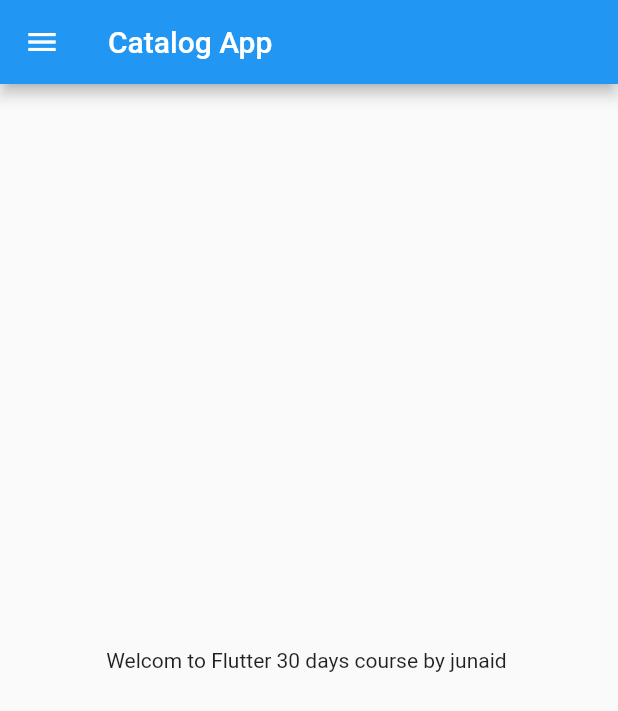
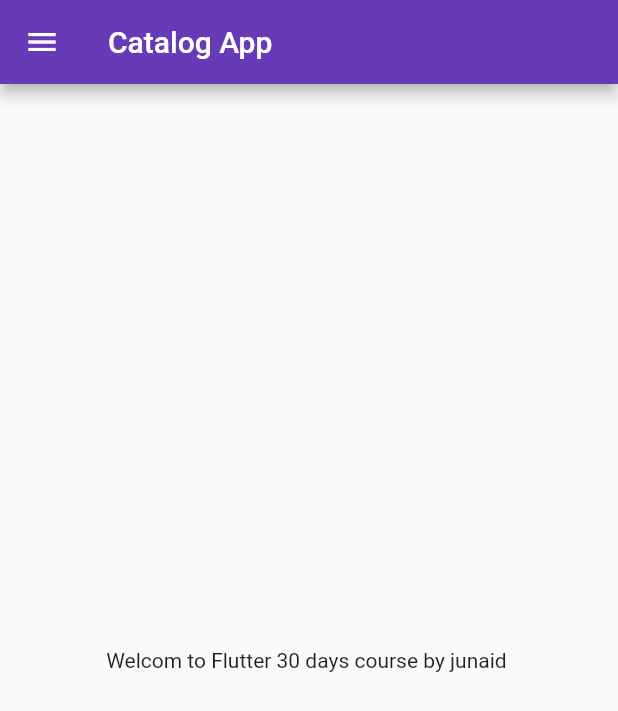
Before and after one commit to MuhammadJunaidArif/flutter, a Flutter app: the screen it shows after launch, on a phone screen of 412 x 824 dp. Shown: the top 711 px of the screen. Run offline on Flutter 3.47's test engine with Material 2 defaults, Android fonts, the phone set to English and light mode, and no system bars.

Commit message:
day 3 completed

```diff
--- a/lib/home_page.dart
+++ /dev/null
@@ -1,23 +0,0 @@
-import 'package:flutter/material.dart';
-
-class Homepage extends StatelessWidget {
-  final int days = 30;
-  final String name = "junaid";
-
-  @override
-  Widget build(BuildContext context) {
-    return Scaffold(
-        appBar: AppBar(
-          title:Text('Catalog App')),
-
-        body: Center(
-            child: Container(
-          child: Text('Welcom to Flutter $days days course by $name '),
-          //string inter pulation  welcom..... $days...
-        )),
-        drawer: Drawer(),
-
-
-        );
-  }
-}
--- a/lib/main.dart
+++ b/lib/main.dart
@@ -1,15 +1,24 @@
 import 'package:flutter/material.dart';
-import 'package:flutter_catalog/home_page.dart';
+import 'package:flutter_catalog/pages/home_page.dart';
+import 'package:flutter_catalog/pages/login_page.dart';
 
 void main(List<String> args) {
   runApp(MyApp());
 }
 
 class MyApp extends StatelessWidget {
-  const MyApp({Key? key}) : super(key: key);
-
   @override
   Widget build(BuildContext context) {
-    return MaterialApp(debugShowCheckedModeBanner: false, home: Homepage());
+    return MaterialApp(
+        debugShowCheckedModeBanner: false,
+        themeMode: ThemeMode.light,
+        theme: ThemeData(primarySwatch: Colors.deepPurple),
+        darkTheme: ThemeData(primarySwatch: Colors.red),
+        initialRoute: "/home",
+        routes: {
+          "/": (context) => LoginPage(),
+          "/home": (context) => Homepage(),
+          "/login": (context) => LoginPage(),
+        });
   }
 }
--- /dev/null
+++ b/lib/pages/home_page.dart
@@ -0,0 +1,19 @@
+import 'package:flutter/material.dart';
+
+class Homepage extends StatelessWidget {
+  final int days = 30;
+  final String name = "junaid";
+
+  @override
+  Widget build(BuildContext context) {
+    return Scaffold(
+      appBar: AppBar(title: Text('Catalog App')),
+      body: Center(
+          child: Container(
+        child: Text('Welcom to Flutter $days days course by $name '),
+        //string inter pulation  welcom..... $days...
+      )),
+      drawer: Drawer(),
+    );
+  }
+}
```
Also changed, not shown: lib/pages/login_page.dart (added, +18 -0 lines), 1 other file.
